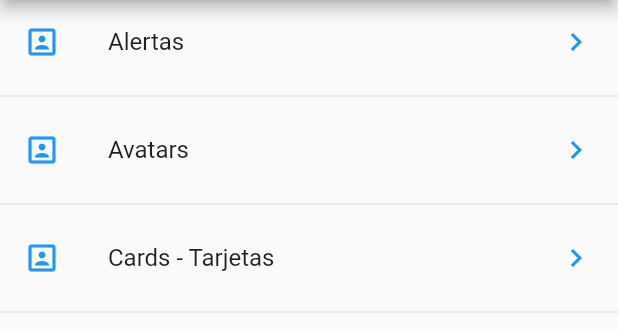
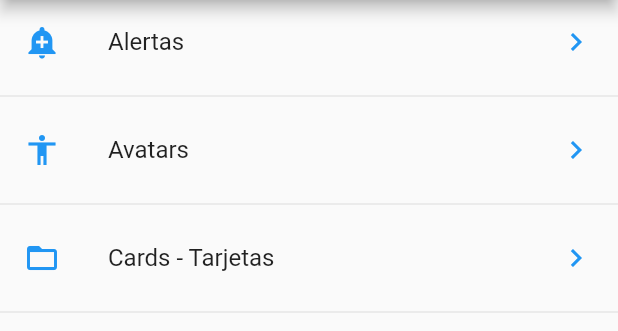
Before and after one commit to renzo-ezagui/flutter101_components, a Flutter app: the screen it shows after launch, on a phone screen of 412 x 824 dp, the part 84-415 px from its top. Run offline on Flutter 3.47's test engine with Material 2 defaults, Android fonts, the phone set to English and light mode, and no system bars.

Commit message:
Chapter 77

```diff
--- a/lib/main.dart
+++ b/lib/main.dart
@@ -1,6 +1,8 @@
-import 'package:componentes/src/pages/home_page.dart';
+import 'package:flutter/material.dart';
+
+import 'package:componentes/src/pages/alert_page.dart';
+import 'package:componentes/src/routes/routes.dart';
 // import 'package:componentes/src/pages/home_temp.dart';
-import 'package:flutter/material.dart';
 
 void main() => runApp(MyApp());
 
@@ -8,8 +10,13 @@ class MyApp extends StatelessWidget {
   @override
   Widget build(BuildContext context) {
     return MaterialApp(
-        debugShowCheckedModeBanner: false,
-        title: 'Componentes App',
-        home: HomePage());
+      debugShowCheckedModeBanner: false,
+      title: 'Componentes App',
+      // home: HomePage()
+      initialRoute: '/',
+      routes: getApplicationRoutes(),
+      onGenerateRoute: (RouteSettings settings) =>
+          MaterialPageRoute(builder: (context) => AlertPage()),
+    );
   }
 }
--- a/lib/src/pages/home_page.dart
+++ b/lib/src/pages/home_page.dart
@@ -1,4 +1,5 @@
 import 'package:componentes/src/providers/menu_provider.dart';
+import 'package:componentes/src/utils/icono_string_util.dart';
 import 'package:flutter/material.dart';
 
 class HomePage extends StatelessWidget {
@@ -27,19 +28,23 @@ class HomePage extends StatelessWidget {
         builder: (context, AsyncSnapshot<List<dynamic>> snapshot) {
           print(snapshot.data);
           return ListView(
-            children: _listaItems(snapshot.data),
+            children: _listaItems(snapshot.data, context),
           );
         });
   }
 
-  List<Widget> _listaItems(List<dynamic> data) {
+  List<Widget> _listaItems(List<dynamic> data, BuildContext context) {
     final List<Widget> opciones = [];
     data.forEach((opt) {
       final widgetTemp = ListTile(
         title: Text(opt['texto']),
-        leading: Icon(Icons.portrait, color: Colors.blue),
+        leading: getIcon(opt['icon']),
         trailing: Icon(Icons.keyboard_arrow_right, color: Colors.blue),
-        onTap: () {},
+        onTap: () {
+          // final route = MaterialPageRoute(builder: (context) => AlertPage());
+          // Navigator.push(context, route);
+          Navigator.pushNamed(context, opt['ruta']);
+        },
       );
       opciones..add(widgetTemp)..add(Divider());
     });
--- /dev/null
+++ b/lib/src/routes/routes.dart
@@ -0,0 +1,15 @@
+import 'package:componentes/src/pages/card_page.dart';
+import 'package:flutter/material.dart';
+
+import 'package:componentes/src/pages/alert_page.dart';
+import 'package:componentes/src/pages/avatar_page.dart';
+import 'package:componentes/src/pages/home_page.dart';
+
+Map<String, WidgetBuilder> getApplicationRoutes() {
+  return <String, WidgetBuilder>{
+    '/': (BuildContext context)       => HomePage(),
+    'alert': (BuildContext context)   => AlertPage(),
+    'avatar': (BuildContext context)  => AvatarPage(),
+    'card': (BuildContext context)    => CardPage(),
+  };
+}
--- /dev/null
+++ b/lib/src/utils/icono_string_util.dart
@@ -0,0 +1,14 @@
+import 'package:flutter/material.dart';
+
+final _icons = <String, IconData>{
+  'add_alert': Icons.add_alert,
+  'accessibility': Icons.accessibility,
+  'folder_open': Icons.folder_open,
+};
+
+Icon getIcon(String nombreIcono) {
+  return Icon(
+    _icons[nombreIcono],
+    color: Colors.blue,
+  );
+}
--- a/pubspec.yaml
+++ b/pubspec.yaml
@@ -47,6 +47,7 @@ flutter:
   # To add assets to your application, add an assets section, like this:
   assets:
     - data/menu_opts.json
+    - assets/
   #   - images/a_dot_burr.jpeg
   #   - images/a_dot_ham.jpeg
 
```
Also changed, not shown: lib/src/pages/alert_page.dart (added, +56 -0 lines), lib/src/pages/avatar_page.dart (added, +36 -0 lines), lib/src/pages/card_page.dart (added, +87 -0 lines), assets/original.gif (added).
